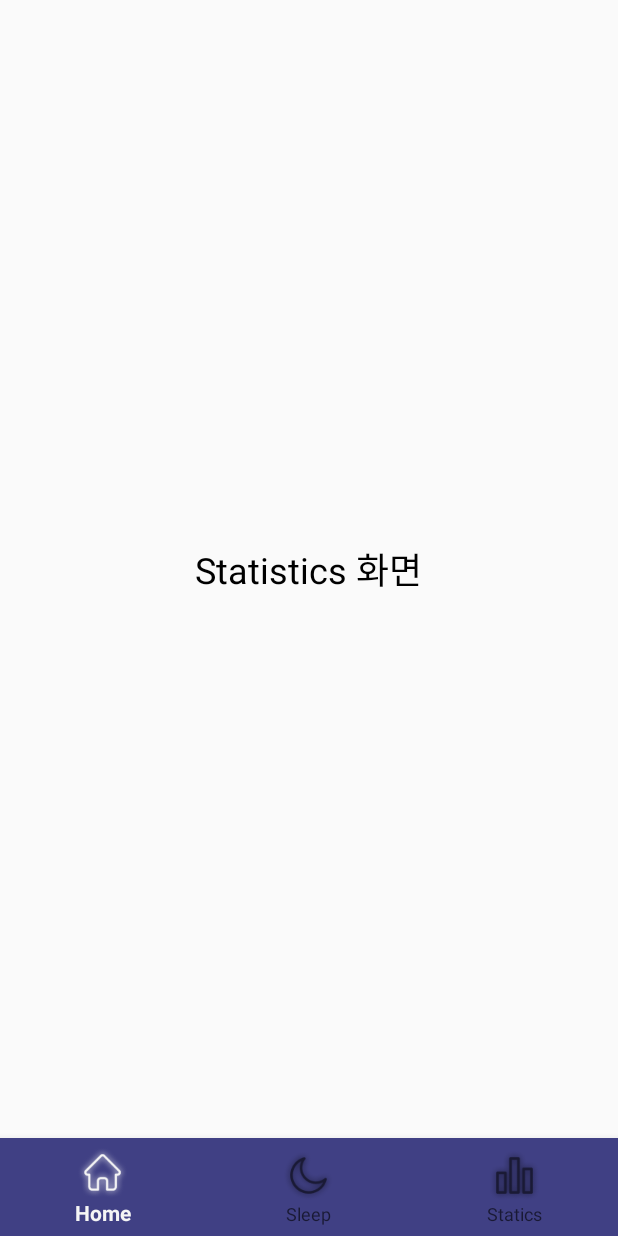
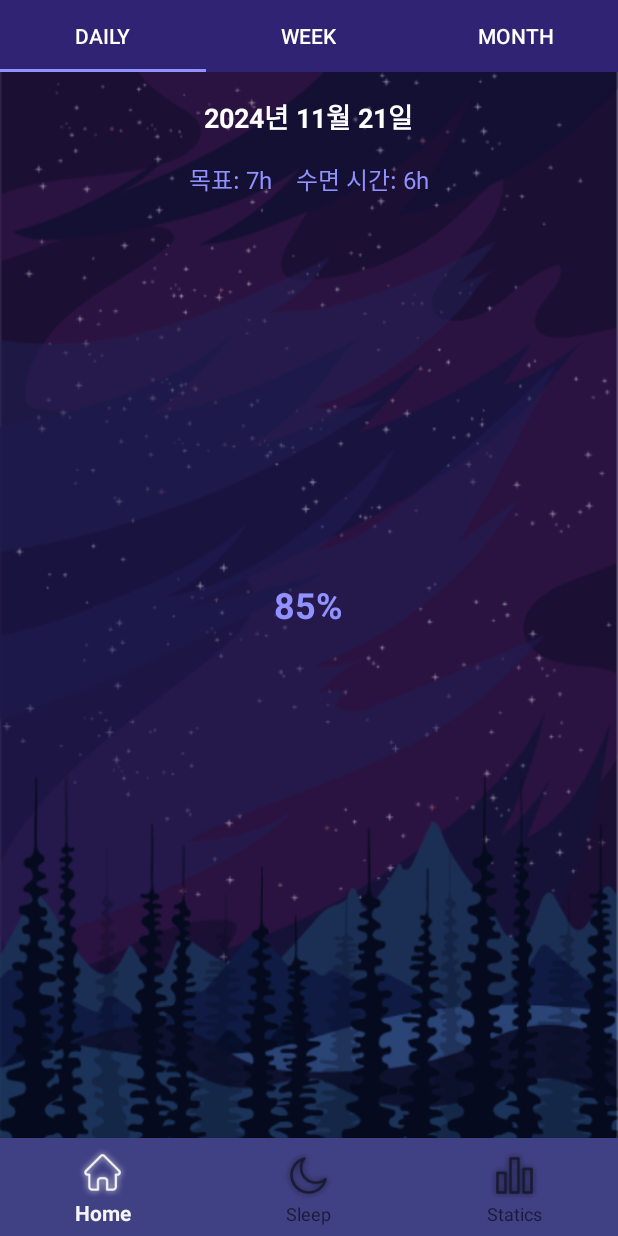
Before and after one commit to YeRimmm-Cho/CoolcoolLog, an Android app: the fragment StatisticsFragment placed in its activity, on a phone screen of 412 x 824 dp. Run offline under Robolectric (Android 15) with nearby library versions, the phone set to English and light mode, and no system bars.

Commit message:
Feat: Statistics 관련 화면 틀 및 파일 구조 잡기

```diff
--- /dev/null
+++ b/app/src/main/java/com/example/coolcoollog/DailyStatisticsFragment.java
@@ -0,0 +1,19 @@
+package com.example.coolcoollog;
+
+import android.os.Bundle;
+import android.view.LayoutInflater;
+import android.view.View;
+import android.view.ViewGroup;
+
+import androidx.annotation.NonNull;
+import androidx.annotation.Nullable;
+import androidx.fragment.app.Fragment;
+
+public class DailyStatisticsFragment extends Fragment {
+
+    @Nullable
+    @Override
+    public View onCreateView(@NonNull LayoutInflater inflater, @Nullable ViewGroup container, @Nullable Bundle savedInstanceState) {
+        return inflater.inflate(R.layout.fragment_daily_statistics, container, false);
+    }
+}
--- a/app/src/main/java/com/example/coolcoollog/StatisticsFragment.java
+++ b/app/src/main/java/com/example/coolcoollog/StatisticsFragment.java
@@ -4,13 +4,47 @@ import android.os.Bundle;
 import android.view.LayoutInflater;
 import android.view.View;
 import android.view.ViewGroup;
+
+import androidx.annotation.NonNull;
+import androidx.annotation.Nullable;
 import androidx.fragment.app.Fragment;
+import androidx.viewpager2.widget.ViewPager2;
+
+import com.google.android.material.tabs.TabLayout;
+import com.google.android.material.tabs.TabLayoutMediator;
 
 public class StatisticsFragment extends Fragment {
 
+    @Nullable
     @Override
-    public View onCreateView(LayoutInflater inflater, ViewGroup container,
-                             Bundle savedInstanceState) {
+    public View onCreateView(@NonNull LayoutInflater inflater, @Nullable ViewGroup container, @Nullable Bundle savedInstanceState) {
         return inflater.inflate(R.layout.fragment_statistics, container, false);
     }
+
+    @Override
+    public void onViewCreated(@NonNull View view, @Nullable Bundle savedInstanceState) {
+        super.onViewCreated(view, savedInstanceState);
+
+        TabLayout tabLayout = view.findViewById(R.id.tabLayout);
+        ViewPager2 viewPager = view.findViewById(R.id.viewPager);
+
+        // ViewPager2 어댑터 설정
+        StatisticsPagerAdapter adapter = new StatisticsPagerAdapter(this);
+        viewPager.setAdapter(adapter);
+
+        // TabLayout과 ViewPager2 연결
+        new TabLayoutMediator(tabLayout, viewPager, (tab, position) -> {
+            switch (position) {
+                case 0:
+                    tab.setText("Daily");
+                    break;
+                case 1:
+                    tab.setText("Week");
+                    break;
+                case 2:
+                    tab.setText("Month");
+                    break;
+            }
+        }).attach();
+    }
 }
--- /dev/null
+++ b/app/src/main/java/com/example/coolcoollog/StatisticsPagerAdapter.java
@@ -0,0 +1,32 @@
+package com.example.coolcoollog;
+
+import androidx.annotation.NonNull;
+import androidx.fragment.app.Fragment;
+import androidx.viewpager2.adapter.FragmentStateAdapter;
+
+public class StatisticsPagerAdapter extends FragmentStateAdapter {
+
+    public StatisticsPagerAdapter(@NonNull Fragment fragment) {
+        super(fragment);
+    }
+
+    @NonNull
+    @Override
+    public Fragment createFragment(int position) {
+        switch (position) {
+            case 0:
+                return new DailyStatisticsFragment(); // Daily 탭
+            case 1:
+                return new WeeklyStatisticsFragment(); // Weekly 탭
+            case 2:
+                return new MonthlyStatisticsFragment(); // Monthly 탭
+            default:
+                throw new IllegalStateException("Invalid position: " + position);
+        }
+    }
+
+    @Override
+    public int getItemCount() {
+        return 3; // Daily, Week, Month 탭
+    }
+}
--- /dev/null
+++ b/app/src/main/res/layout/fragment_daily_statistics.xml
@@ -0,0 +1,55 @@
+<RelativeLayout xmlns:android="http://schemas.android.com/apk/res/android"
+    android:layout_width="match_parent"
+    android:layout_height="match_parent"
+    android:padding="16dp"
+    android:background="@drawable/background_img_main">
+
+    <!-- 날짜 표시 -->
+    <TextView
+        android:id="@+id/dateTextView"
+        android:layout_width="wrap_content"
+        android:layout_height="wrap_content"
+        android:layout_centerHorizontal="true"
+        android:text="2024년 11월 21일"
+        android:textColor="@color/white"
+        android:textSize="18sp"
+        android:textStyle="bold" />
+
+    <!-- 목표와 수면 시간 -->
+    <LinearLayout
+        android:layout_width="match_parent"
+        android:layout_height="wrap_content"
+        android:layout_below="@id/dateTextView"
+        android:layout_marginTop="16dp"
+        android:orientation="horizontal"
+        android:gravity="center">
+
+        <TextView
+            android:id="@+id/goalTextView"
+            android:layout_width="wrap_content"
+            android:layout_height="wrap_content"
+            android:text="목표: 7h"
+            android:textColor="@color/light_purple"
+            android:textSize="16sp"
+            android:layout_marginEnd="16dp" />
+
+        <TextView
+            android:id="@+id/sleepTextView"
+            android:layout_width="wrap_content"
+            android:layout_height="wrap_content"
+            android:text="수면 시간: 6h"
+            android:textColor="@color/light_purple"
+            android:textSize="16sp" />
+    </LinearLayout>
+
+    <!-- 달성률 -->
+    <TextView
+        android:id="@+id/achievementPercentageText"
+        android:layout_width="wrap_content"
+        android:layout_height="wrap_content"
+        android:layout_centerInParent="true"
+        android:text="85%"
+        android:textColor="@color/light_purple"
+        android:textSize="24sp"
+        android:textStyle="bold" />
+</RelativeLayout>
--- a/app/src/main/res/layout/fragment_statistics.xml
+++ b/app/src/main/res/layout/fragment_statistics.xml
@@ -1,12 +1,23 @@
 <RelativeLayout xmlns:android="http://schemas.android.com/apk/res/android"
     android:layout_width="match_parent"
-    android:layout_height="match_parent">
+    android:layout_height="match_parent"
+    android:background="@drawable/background_img_main"
+    xmlns:app="http://schemas.android.com/apk/res-auto">
 
-    <TextView
-        android:layout_width="wrap_content"
+    <!-- TabLayout -->
+    <com.google.android.material.tabs.TabLayout
+        android:id="@+id/tabLayout"
+        android:layout_width="match_parent"
         android:layout_height="wrap_content"
-        android:layout_centerInParent="true"
-        android:text="Statistics 화면"
-        android:textSize="24sp"
-        android:textColor="#000000" />
+        android:background="@color/dark_purple"
+        app:tabIndicatorColor="@color/light_purple"
+        app:tabSelectedTextColor="@color/white"
+        app:tabTextColor="@color/white" />
+
+    <!-- ViewPager2 -->
+    <androidx.viewpager2.widget.ViewPager2
+        android:id="@+id/viewPager"
+        android:layout_width="match_parent"
+        android:layout_height="match_parent"
+        android:layout_below="@id/tabLayout" />
 </RelativeLayout>
```
Also changed, not shown: app/src/main/java/com/example/coolcoollog/CustomGraphView.java (added, +97 -0 lines), app/src/main/java/com/example/coolcoollog/MonthlyStatisticsFragment.java (added, +27 -0 lines), app/src/main/java/com/example/coolcoollog/StatisticsViewModel.java (added, +26 -0 lines), app/src/main/java/com/example/coolcoollog/WeeklyStatisticsFragment.java (added, +27 -0 lines), app/src/main/res/layout/fragment_monthly_statistics.xml (added, +57 -0 lines), app/src/main/res/layout/fragment_weekly_statistics.xml (added, +57 -0 lines).
